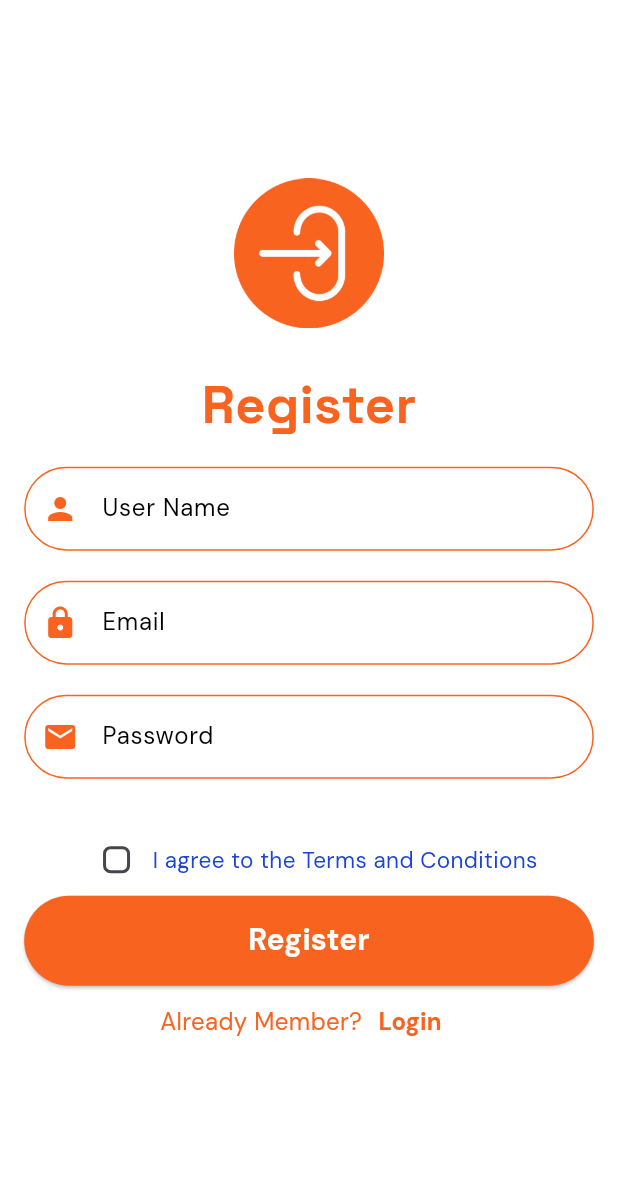
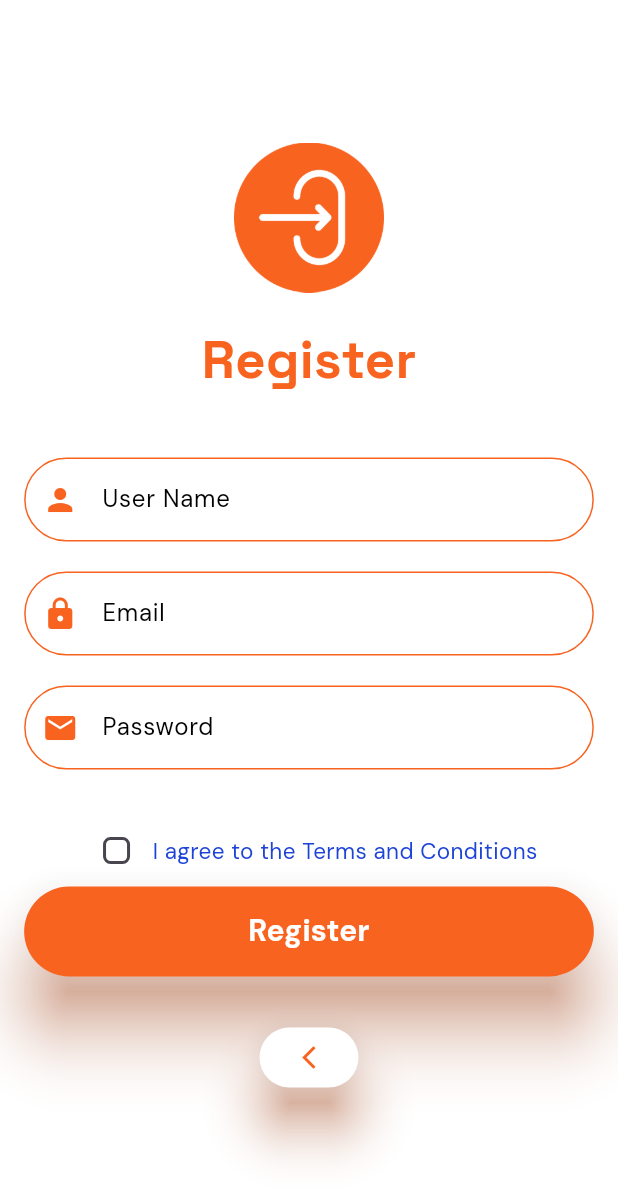
Before and after one commit to ItsJmartin/Library-app-backend, a Flutter app: the LoginPage screen opened directly, after a tap on "Login", after a tap on "Register now", on a phone screen of 412 x 824 dp. Shown: the top 1200 px of the screen. Run offline on Flutter 3.47's test engine with Material 3 defaults, Android fonts, the phone set to English and light mode, and no system bars; our stand-ins replace google_fonts.

Commit message:
update point two

```diff
--- a/lib/auth/login_page.dart
+++ b/lib/auth/login_page.dart
@@ -11,7 +11,7 @@ class LoginPage extends StatefulWidget {
 }
 
 class _LoginPageState extends State<LoginPage> {
-  final _formKey = GlobalKey<FormState>();
+  final _loginKey = GlobalKey<FormState>();
   final _emailController = TextEditingController();
   final _passwordController = TextEditingController();
 
@@ -29,10 +29,11 @@ class _LoginPageState extends State<LoginPage> {
       backgroundColor: const Color(0xffffffff),
       body: SafeArea(
         child: Center(
+          child: Container(
+            width: double.infinity,
+            padding: EdgeInsets.all(16.1),
             child: Form(
-            key: _formKey,
-            child: Padding(
-              padding: EdgeInsets.all(16.1),
+              key: _loginKey,
               child: Column(
                   mainAxisAlignment: MainAxisAlignment.center,
                   crossAxisAlignment: CrossAxisAlignment.center,
@@ -45,10 +46,10 @@ class _LoginPageState extends State<LoginPage> {
                         color: Color(0xfff86320),
                       ),
                     ),
-                    const SizedBox(height: 10),
-                    Padding(
-                      padding: const EdgeInsets.all(16.1),
-                      child: Text(
+
+                    const SizedBox(height: 20),
+
+                    Text(
                       "Login",
                       style: GoogleFonts.spaceGrotesk(
                         color: const Color(0xfff86320),
@@ -56,7 +57,8 @@ class _LoginPageState extends State<LoginPage> {
                         fontWeight: FontWeight.bold,
                       ),
                     ),
-                    ),
+
+                    SizedBox(height: 40),
 
                     TextFormField(
                       keyboardType: TextInputType.emailAddress,
@@ -172,7 +174,7 @@ class _LoginPageState extends State<LoginPage> {
                         style: ElevatedButton.styleFrom(
                             backgroundColor: Color(0xfff86320)),
                         onPressed: () {
-                          if (_formKey.currentState!.validate()) {
+                          if (_loginKey.currentState!.validate()) {
                             _emailController.clear();
                             _passwordController.clear();
                             Navigator.pushReplacement(
--- a/lib/auth/register_page.dart
+++ b/lib/auth/register_page.dart
@@ -30,10 +30,11 @@ class _RegisterPageState extends State<RegisterPage> {
       body: SafeArea(
         child: Center(
           child: SingleChildScrollView(
+            child: Container(
+              width: double.infinity,
+              padding: EdgeInsets.all(16.1),
               child: Form(
                 key: _registerKey,
-              child: Padding(
-                padding: EdgeInsets.all(16.1),
                 child: Column(
                     mainAxisAlignment: MainAxisAlignment.center,
                     crossAxisAlignment: CrossAxisAlignment.center,
@@ -46,10 +47,10 @@ class _RegisterPageState extends State<RegisterPage> {
                           color: Color(0xfff86320),
                         ),
                       ),
-                      const SizedBox(height: 10),
-                      Padding(
-                        padding: const EdgeInsets.all(16.1),
-                        child: Text(
+
+                      const SizedBox(height: 20), //gap between contents
+
+                      Text(
                         "Register",
                         style: GoogleFonts.spaceGrotesk(
                           color: const Color(0xfff86320),
@@ -57,7 +58,8 @@ class _RegisterPageState extends State<RegisterPage> {
                           fontWeight: FontWeight.bold,
                         ),
                       ),
-                      ),
+
+                      SizedBox(height: 40), // gap between contents
 
                       TextFormField(
                         keyboardType: TextInputType.name,
@@ -166,8 +168,10 @@ class _RegisterPageState extends State<RegisterPage> {
                       ),
                       const SizedBox(height: 20),
                       TextFormField(
-                        keyboardType: TextInputType.visiblePassword,
-                        style: GoogleFonts.dmSans(color: Colors.grey),
+                        keyboardType: TextInputType.number,
+                        style: GoogleFonts.dmSans(
+                          color: Colors.grey,
+                        ),
                         controller: _passwordController,
                         validator: (value) {
                           if (value == null || value.isEmpty) {
@@ -247,7 +251,10 @@ class _RegisterPageState extends State<RegisterPage> {
                         height: 60,
                         child: ElevatedButton(
                           style: ElevatedButton.styleFrom(
-                              backgroundColor: Color(0xfff86320)),
+                            backgroundColor: Color(0xfff86320),
+                            elevation: 20,
+                            shadowColor: Color(0xfff86320),
+                          ),
                           onPressed: () {
                             if (_registerKey.currentState!.validate()) {
                               _emailController.clear();
@@ -282,33 +289,47 @@ class _RegisterPageState extends State<RegisterPage> {
 
                       // SizedBox(height: 10), // gap betwwen contents
 
-                      Row(
-                          mainAxisAlignment: MainAxisAlignment.center,
-                          children: <Widget>[
-                            Text(
-                              'Already Member?',
-                              style: GoogleFonts.dmSans(
-                                color: const Color(0xfff86320),
-                                fontSize: 16,
-                              ),
-                            ),
-                            TextButton(
-                              style: TextButton.styleFrom(
-                                padding: EdgeInsets.all(0),
-                              ),
+                      // Row(
+                      //     mainAxisAlignment: MainAxisAlignment.center,
+                      //     children: <Widget>[
+                      //       Text(
+                      //         'Already Member?',
+                      //         style: GoogleFonts.dmSans(
+                      //           color: const Color(0xfff86320),
+                      //           fontSize: 16,
+                      //         ),
+                      //       ),
+                      //       TextButton(
+                      //         style: TextButton.styleFrom(
+                      //           padding: EdgeInsets.all(0),
+                      //         ),
+                      //         onPressed: () {
+                      //           Navigator.pop(context, (route) => LoginPage());
+                      //         },
+                      //         child: Text(
+                      //           'Login',
+                      //           style: GoogleFonts.dmSans(
+                      //             color: const Color(0xfff86320),
+                      //             fontWeight: FontWeight.bold,
+                      //             fontSize: 16,
+                      //           ),
+                      //         ),
+                      //       ),
+                      //     ]),
+
+                      SizedBox(height: 30), //gap between contents
+
+                      ElevatedButton(
                         onPressed: () {
                           Navigator.pop(context, (route) => LoginPage());
                         },
-                              child: Text(
-                                'Login',
-                                style: GoogleFonts.dmSans(
-                                  color: const Color(0xfff86320),
-                                  fontWeight: FontWeight.bold,
-                                  fontSize: 16,
-                                ),
-                              ),
-                            ),
-                          ]),
+                        style: ElevatedButton.styleFrom(
+                            iconColor: Color(0xfff86320),
+                            backgroundColor: Color(0xffffffff),
+                            elevation: 15,
+                            shadowColor: Color(0xfff86320)),
+                        child: Icon(Icons.arrow_back_ios_new),
+                      )
                     ]),
               ),
             ),
--- a/lib/main.dart
+++ b/lib/main.dart
@@ -1,7 +1,6 @@
-import 'package:chat_app/auth/register_page.dart';
-import 'package:chat_app/pages/chat_list.dart';
 import 'package:chat_app/pages/home_page.dart';
 import 'package:flutter/material.dart';
+import 'package:provider/provider.dart';
 
 void main() {
   runApp(const ChatApp());
@@ -12,9 +11,12 @@ class ChatApp extends StatelessWidget {
 
   @override
   Widget build(BuildContext context) {
-    return MaterialApp(
-      debugShowCheckedModeBanner: false,
-      home: const HomePage(),
+    return MultiProvider(
+      providers: [],
+      child: MaterialApp(
+        debugShowCheckedModeBanner: false,
+        home: const HomePage(),
+      ),
     );
   }
 }
--- a/lib/pages/home_page.dart
+++ b/lib/pages/home_page.dart
@@ -10,9 +10,8 @@ class HomePage extends StatelessWidget {
   Widget build(BuildContext context) {
     return Scaffold(
       body: SafeArea(
-        child: Padding(
-          padding: EdgeInsets.all(16.0),
-          child: SizedBox(
+        child: Container(
+          padding: EdgeInsets.all(16.1),
           width: double.infinity,
           child: Column(
             mainAxisAlignment: MainAxisAlignment.spaceAround,
@@ -157,7 +156,6 @@ class HomePage extends StatelessWidget {
           ),
         ),
       ),
-      ),
     );
   }
 }
--- a/pubspec.yaml
+++ b/pubspec.yaml
@@ -36,6 +36,7 @@ dependencies:
   # Use with the CupertinoIcons class for iOS style icons.
   cupertino_icons: ^1.0.8
   google_fonts: ^6.2.1
+  provider: ^6.1.2
 
 dev_dependencies:
   flutter_test:
```
Also changed, not shown: pubspec.lock. Lines whose indentation alone changed are shown as unchanged.
